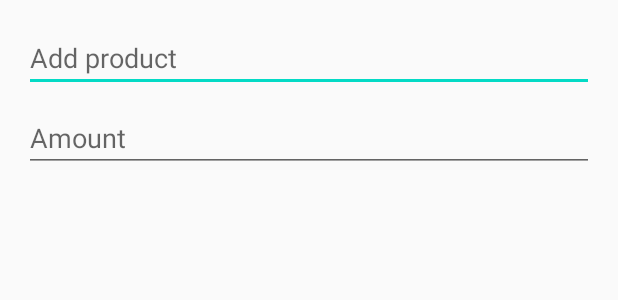
After one commit to Sebaszjuh/MadLevel4Task1, an Android app: the layout add_product_dialog.xml on its own in the app's theme, with its tools: preview values and no code run, on a phone screen of 412 x 824 dp. The commit adds this screen. Shown: the top 300 px of the screen. Run offline under Robolectric (Android 15) with nearby library versions, the phone set to English and light mode, and no system bars.

```diff
--- a/app/src/main/java/com/example/madlevel4task1/Model/Product.kt
+++ b/app/src/main/java/com/example/madlevel4task1/Model/Product.kt
@@ -1,10 +1,12 @@
 package com.example.madlevel4task1.Model
 
+import android.os.Parcelable
 import androidx.room.ColumnInfo
 import androidx.room.Entity
 import androidx.room.PrimaryKey
+import kotlinx.android.parcel.Parcelize
 
-
+@Parcelize
 @Entity(tableName = "productTable")
 data class Product(
 
@@ -17,4 +19,4 @@ data class Product(
     @PrimaryKey(autoGenerate = true)
     @ColumnInfo(name = "id")
     var id: Long? = null
-)
+): Parcelable
--- a/app/src/main/java/com/example/madlevel4task1/UI/MainActivity.kt
+++ b/app/src/main/java/com/example/madlevel4task1/UI/MainActivity.kt
@@ -3,14 +3,14 @@ package com.example.madlevel4task1.UI
 import android.os.Bundle
 import androidx.appcompat.app.AppCompatActivity
 import com.example.madlevel4task1.R
+import kotlinx.android.synthetic.main.activity_main.*
 
 class MainActivity : AppCompatActivity() {
 
     override fun onCreate(savedInstanceState: Bundle?) {
         super.onCreate(savedInstanceState)
         setContentView(R.layout.activity_main)
-        setSupportActionBar(findViewById(R.id.toolbar))
-
+        setSupportActionBar(toolbar)
+        supportActionBar?.title = "Shopping List Kotlin"
     }
-
 }
--- /dev/null
+++ b/app/src/main/res/layout/add_product_dialog.xml
@@ -0,0 +1,35 @@
+<?xml version="1.0" encoding="utf-8"?>
+<androidx.constraintlayout.widget.ConstraintLayout xmlns:android="http://schemas.android.com/apk/res/android"
+    xmlns:app="http://schemas.android.com/apk/res-auto"
+    xmlns:tools="http://schemas.android.com/tools"
+    android:layout_width="match_parent"
+    android:layout_height="match_parent">
+
+    <EditText
+        android:id="@+id/et_product_name"
+        android:layout_width="match_parent"
+        android:layout_height="wrap_content"
+        android:layout_marginStart="16dp"
+        android:layout_marginTop="16dp"
+        android:layout_marginEnd="16dp"
+        android:hint="@string/add_product_name_hint"
+        app:layout_constraintEnd_toEndOf="parent"
+        app:layout_constraintStart_toStartOf="parent"
+        app:layout_constraintTop_toTopOf="parent" />
+
+    <EditText
+        android:id="@+id/et_amount"
+        android:layout_width="0dp"
+        android:layout_height="wrap_content"
+        android:layout_marginStart="16dp"
+        android:layout_marginTop="8dp"
+        android:layout_marginEnd="16dp"
+        android:ems="10"
+        android:hint="@string/add_product_amount_hint"
+        android:inputType="number"
+        app:layout_constraintEnd_toEndOf="parent"
+        app:layout_constraintHorizontal_bias="0.5"
+        app:layout_constraintStart_toStartOf="parent"
+        app:layout_constraintTop_toBottomOf="@+id/et_product_name" />
+
+</androidx.constraintlayout.widget.ConstraintLayout>
--- a/app/src/main/res/navigation/nav_graph.xml
+++ b/app/src/main/res/navigation/nav_graph.xml
@@ -8,6 +8,5 @@
     <fragment
         android:id="@+id/FirstFragment"
         android:name="com.example.madlevel4task1.UI.ShoppingFragment"
-        android:label="@string/first_fragment_label"
-        tools:layout="@layout/fragment_shopping"/>
+        tools:layout="@layout/fragment_shopping" />
 </navigation>
```
Also changed, not shown: app/build.gradle (+7 -0 lines), app/src/main/java/com/example/madlevel4task1/UI/ShoppingFragment.kt (+64 -8 lines), app/src/main/res/values/strings.xml (+5 -9 lines).
